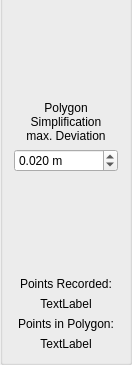
Old version of the form src/gui/FieldsOptimitionToolbar.ui in the repository eringerli/QtOpenGuidance; both pictures show x 0 to 132 and y 219 to 584 of the 132 by 584 pixel window.
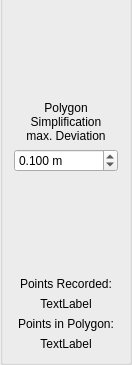
New version of the form. Icons and pictures are not drawn.

What changed in the file:
```diff
--- a/src/gui/FieldsOptimitionToolbar.ui
+++ b/src/gui/FieldsOptimitionToolbar.ui
@@ -160,7 +160,7 @@
       <double>0.001000000000000</double>
      </property>
      <property name="value">
-      <double>0.020000000000000</double>
+      <double>0.100000000000000</double>
      </property>
     </widget>
    </item>
```
